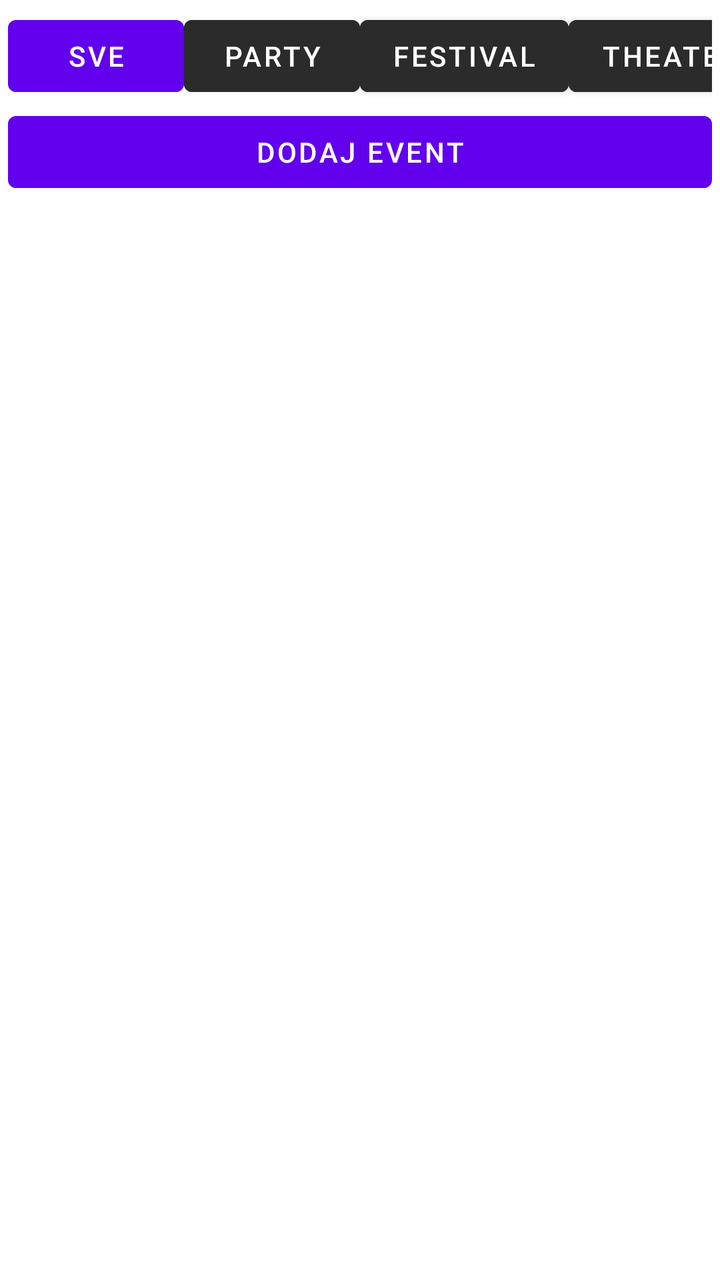
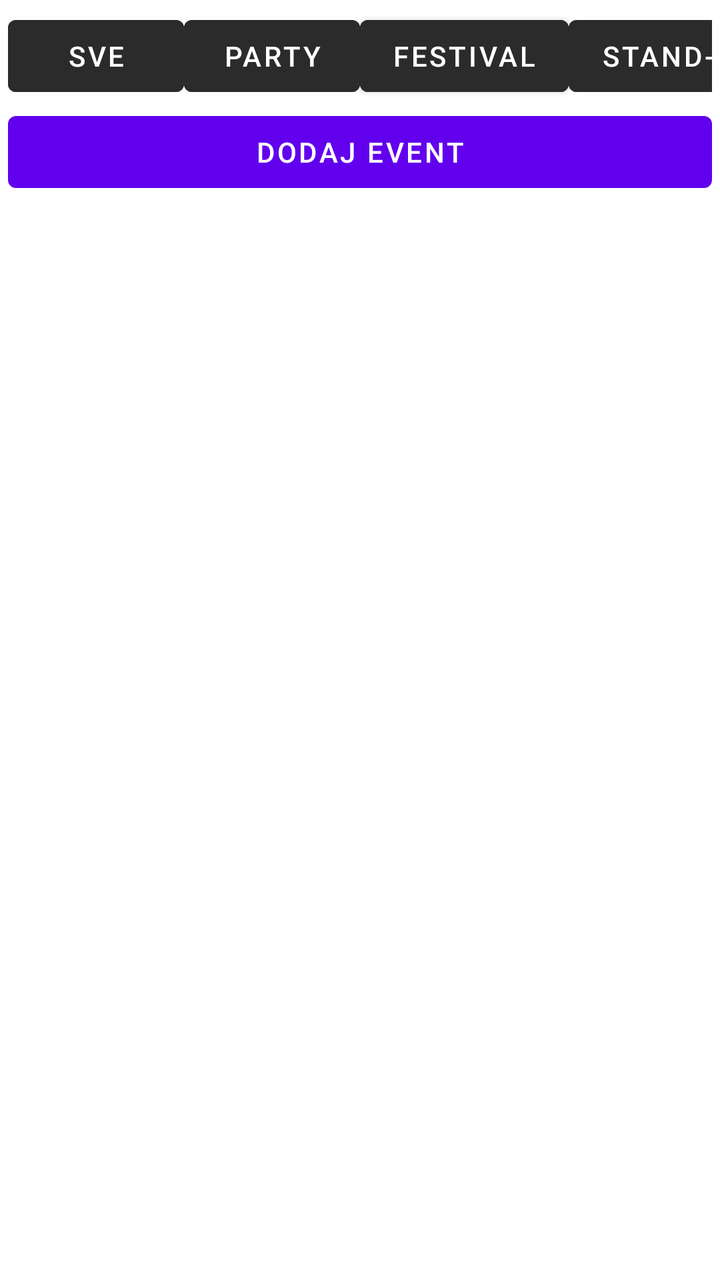

Compare the two renders of this Android layout. The source of the first and the diff that turns it into the second are given below.
<!-- AndroidManifest.xml: application theme Theme.EventsApp -->
<!-- res/layout/fragment_events.xml -->
<?xml version="1.0" encoding="utf-8"?>
<LinearLayout xmlns:android="http://schemas.android.com/apk/res/android"
    xmlns:tools="http://schemas.android.com/tools"
    android:layout_width="match_parent"
    android:layout_height="match_parent"
    android:orientation="vertical"
    android:paddingHorizontal="4dp"
    android:paddingTop="4dp"
    tools:context=".EventsFragment">

    <HorizontalScrollView
        android:id="@+id/scrollCategories"
        android:layout_width="match_parent"
        android:layout_height="wrap_content"
        android:scrollbars="none">

        <LinearLayout
            android:id="@+id/categoryButtonContainer"
            android:layout_width="wrap_content"
            android:layout_height="wrap_content"
            android:orientation="horizontal">

            <Button
                android:id="@+id/btnFilterSve"
                android:layout_width="wrap_content"
                android:layout_height="wrap_content"
                android:text="@string/sve"
                />

            <Button
                android:id="@+id/btnFilterParty"
                android:layout_width="wrap_content"
                android:layout_height="wrap_content"
                android:text="@string/party"
                android:backgroundTint="@color/grey"
                />

            <Button
                android:id="@+id/btnFilterFestival"
                android:layout_width="wrap_content"
                android:layout_height="wrap_content"
                android:text="@string/festival"
                android:backgroundTint="@color/grey"
                />

            <Button
                android:id="@+id/btnFilterTheater"
                android:layout_width="wrap_content"
                android:layout_height="wrap_content"
                android:text="@string/theater"
                android:backgroundTint="@color/grey"
                />

            <Button
                android:id="@+id/btnFilterConcert"
                android:layout_width="wrap_content"
                android:layout_height="wrap_content"
                android:text="@string/concert"
                android:backgroundTint="@color/grey"
                />

            <Button
                android:id="@+id/btnFilterExhibition"
                android:layout_width="wrap_content"
                android:layout_height="wrap_content"
                android:text="@string/exhibition"
                android:backgroundTint="@color/grey"
                />
        </LinearLayout>
    </HorizontalScrollView>

    <Button
        android:id="@+id/btnAddEvent"
        android:layout_width="match_parent"
        android:layout_height="wrap_content"
        android:text="@string/dodaj_event"
        />

    <LinearLayout
        android:id="@+id/listContainer"
        android:layout_width="match_parent"
        android:layout_height="0dp"
        android:orientation="vertical"
        android:layout_weight="1"
        >

        <ListView
            android:id="@+id/listEvents"
            android:layout_width="match_parent"
            android:layout_height="match_parent"
            />

        <TextView
            android:id="@+id/txtNoEvents"
            android:layout_width="match_parent"
            android:layout_height="match_parent"
            android:text="@string/no_upcoming_events"
            android:gravity="center"
            android:visibility="gone"
            />
    </LinearLayout>

</LinearLayout>
<!-- resources referenced by this layout -->
<resources>
  <color name="grey">#2B2B2B</color>
  <string name="concert">concert</string>
  <string name="dodaj_event">dodaj event</string>
  <string name="exhibition">exhibition</string>
  <string name="festival">festival</string>
  <string name="no_upcoming_events">No upcoming events</string>
  <string name="party">party</string>
  <string name="sve">sve</string>
  <string name="theater">theater</string>
  <style name="Theme.EventsApp" parent="Theme.MaterialComponents.DayNight.DarkActionBar">
          
          <item name="colorPrimary">@color/purple_500</item>
          <item name="colorPrimaryVariant">@color/purple_700</item>
          <item name="colorOnPrimary">@color/white</item>
          
          <item name="colorSecondary">@color/teal_200</item>
          <item name="colorSecondaryVariant">@color/teal_700</item>
          <item name="colorOnSecondary">@color/black</item>
          
          <item name="android:statusBarColor">?attr/colorPrimaryVariant</item>
          
      </style>
  <color name="purple_500">#FF6200EE</color>
  <color name="purple_700">#FF3700B3</color>
  <color name="white">#FFFFFFFF</color>
  <color name="teal_200">#FF03DAC5</color>
  <color name="teal_700">#FF018786</color>
  <color name="black">#FF000000</color>
</resources>

<!-- the commit's change to res/layout/fragment_events.xml (unified diff, before → after) -->
@@ -15,16 +15,17 @@
         android:scrollbars="none">
 
         <LinearLayout
-            android:id="@+id/categoryButtonContainer"
+            android:id="@+id/layoutCategoryBtns"
             android:layout_width="wrap_content"
             android:layout_height="wrap_content"
             android:orientation="horizontal">
 
             <Button
-                android:id="@+id/btnFilterSve"
+                android:id="@+id/btnFilterAll"
                 android:layout_width="wrap_content"
                 android:layout_height="wrap_content"
                 android:text="@string/sve"
+                android:backgroundTint="@color/grey"
                 />
 
             <Button
@@ -47,7 +48,7 @@
                 android:id="@+id/btnFilterTheater"
                 android:layout_width="wrap_content"
                 android:layout_height="wrap_content"
-                android:text="@string/theater"
+                android:text="@string/stand_up_theater"
                 android:backgroundTint="@color/grey"
                 />
 
<!-- resource entries referenced after the edit -->
@@ -7,8 +7,8 @@
   <string name="festival">festival</string>
   <string name="no_upcoming_events">No upcoming events</string>
   <string name="party">party</string>
+  <string name="stand_up_theater">Stand-Up &amp; Theater</string>
   <string name="sve">sve</string>
-  <string name="theater">theater</string>
   <style name="Theme.EventsApp" parent="Theme.MaterialComponents.DayNight.DarkActionBar">
           
           <item name="colorPrimary">@color/purple_500</item>
